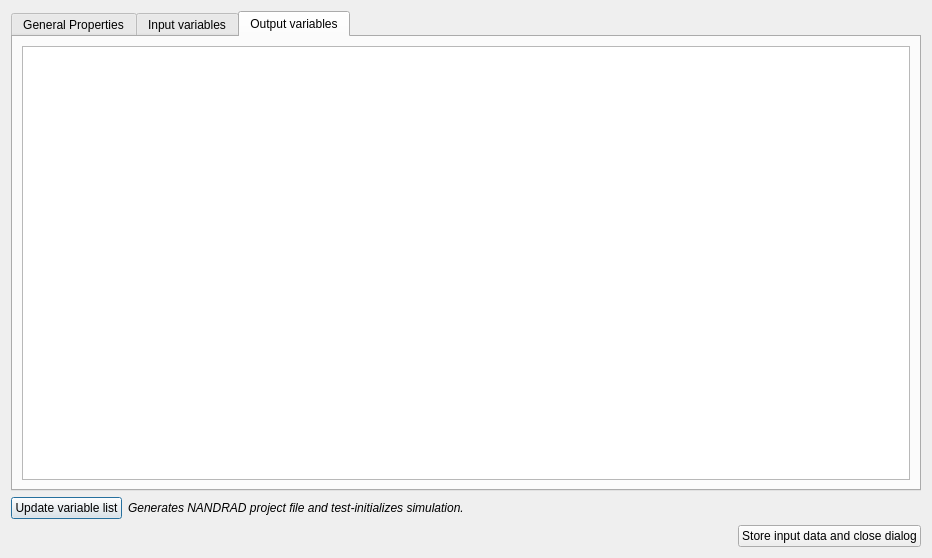
First picture: the form in SIM-VICUS/src/SVSimulationExportFMIDialog.ui, repository ghorwin/SIM-VICUS, before the edit.
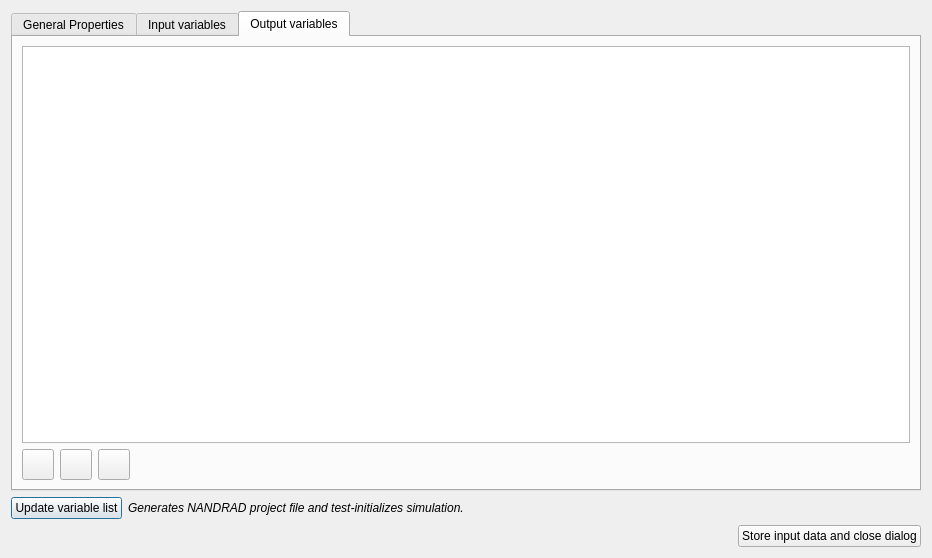
Second picture: the form after the edit. The open tabs and pages were chosen to show the change. Icons and pictures are not drawn. Custom widgets are drawn as their Qt base class.

Commit message: Remove buttons implemented.

The edit to the form file:
```diff
--- a/SIM-VICUS/src/SVSimulationExportFMIDialog.ui
+++ b/SIM-VICUS/src/SVSimulationExportFMIDialog.ui
@@ -135,10 +135,65 @@
       <attribute name="title">
        <string>Output variables</string>
       </attribute>
-      <layout class="QVBoxLayout" name="verticalLayout_2">
-       <item>
+      <layout class="QGridLayout" name="gridLayout_3">
+       <item row="0" column="0" colspan="4">
         <widget class="QTableWidget" name="tableWidgetOutputVars"/>
        </item>
+       <item row="1" column="0">
+        <widget class="QToolButton" name="toolButtonAddOutputVariable">
+         <property name="icon">
+          <iconset resource="../resources/SIM-VICUS.qrc">
+           <normaloff>:/gfx/actions/24x24/plus.png</normaloff>:/gfx/actions/24x24/plus.png</iconset>
+         </property>
+         <property name="iconSize">
+          <size>
+           <width>24</width>
+           <height>24</height>
+          </size>
+         </property>
+        </widget>
+       </item>
+       <item row="1" column="1">
+        <widget class="QToolButton" name="toolButtonCopyOutputVariable">
+         <property name="icon">
+          <iconset resource="../resources/SIM-VICUS.qrc">
+           <normaloff>:/gfx/actions/24x24/editcopy.png</normaloff>:/gfx/actions/24x24/editcopy.png</iconset>
+         </property>
+         <property name="iconSize">
+          <size>
+           <width>24</width>
+           <height>24</height>
+          </size>
+         </property>
+        </widget>
+       </item>
+       <item row="1" column="2">
+        <widget class="QToolButton" name="toolButtonRemoveOutputVariable">
+         <property name="icon">
+          <iconset resource="../resources/SIM-VICUS.qrc">
+           <normaloff>:/gfx/actions/24x24/minus.png</normaloff>:/gfx/actions/24x24/minus.png</iconset>
+         </property>
+         <property name="iconSize">
+          <size>
+           <width>24</width>
+           <height>24</height>
+          </size>
+         </property>
+        </widget>
+       </item>
+       <item row="1" column="3">
+        <spacer name="horizontalSpacer_4">
+         <property name="orientation">
+          <enum>Qt::Horizontal</enum>
+         </property>
+         <property name="sizeHint" stdset="0">
+          <size>
+           <width>775</width>
+           <height>20</height>
+          </size>
+         </property>
+        </spacer>
+       </item>
       </layout>
      </widget>
     </widget>
```
The commit also changes 3 other files.
